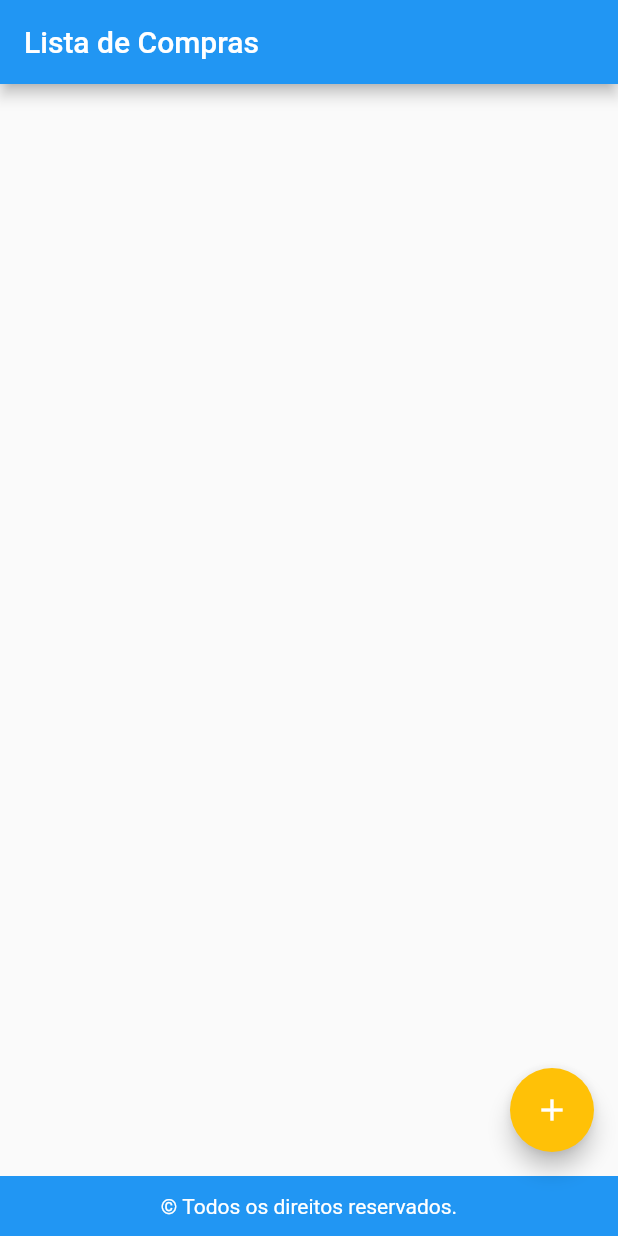
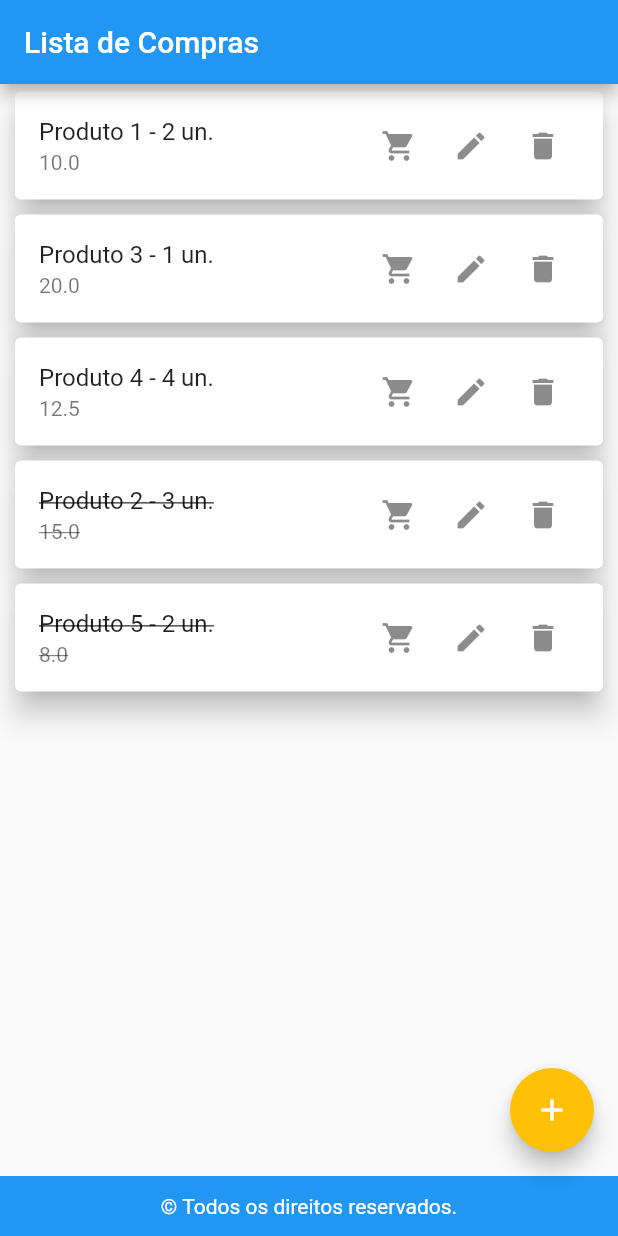
Before and after one commit to julianomatos/lista_compras, a Flutter app: the screen it shows after launch, on a phone screen of 412 x 824 dp. Run offline on Flutter 3.47's test engine with Material 2 defaults, Android fonts, the phone set to English and light mode, and no system bars; our stand-ins replace location.

Commit message:
details listItem

```diff
--- a/lib/models/shopping_item.dart
+++ b/lib/models/shopping_item.dart
@@ -4,8 +4,8 @@ class ShoppingItem {
   String brand;
   String unit;
   int quantity;
-  DateTime purchaseDate;
-  String purchaseLocation;
+  DateTime? purchaseDate;
+  String? purchaseLocation;
   bool isBought;
 
   ShoppingItem({
@@ -14,8 +14,8 @@ class ShoppingItem {
     required this.brand,
     required this.unit,
     required this.quantity,
-    required this.purchaseDate,
-    required this.purchaseLocation,
+    this.purchaseDate,
+    this.purchaseLocation,
     required this.isBought,
   });
 }
--- a/lib/providers/item_provider.dart
+++ b/lib/providers/item_provider.dart
@@ -2,7 +2,58 @@ import 'package:flutter/foundation.dart';
 import '../models/shopping_item.dart';
 
 class ItemProvider with ChangeNotifier {
-  final List<ShoppingItem> _items = [];
+  final List<ShoppingItem> _items = [
+     ShoppingItem(
+        name: 'Produto 1',
+        price: 10.0,
+        brand: 'Marca 1',
+        unit: 'un',
+        quantity: 2,
+        // purchaseDate: DateTime.now(),
+        // purchaseLocation: 'Local 1',
+        isBought: false,
+      ),
+      ShoppingItem(
+        name: 'Produto 2',
+        price: 15.0,
+        brand: 'Marca 2',
+        unit: 'un',
+        quantity: 3,
+        // purchaseDate: DateTime.now(),
+        // purchaseLocation: 'Local 2',
+        isBought: true,
+      ),
+      ShoppingItem(
+        name: 'Produto 3',
+        price: 20.0,
+        brand: 'Marca 3',
+        unit: 'un',
+        quantity: 1,
+        // purchaseDate: DateTime.now(),
+        // purchaseLocation: 'Local 3',
+        isBought: false,
+      ),
+       ShoppingItem(
+        name: 'Produto 4',
+        price: 12.5,
+        brand: 'Marca 4',
+        unit: 'un',
+        quantity: 4,
+        // purchaseDate: DateTime.now(),
+        // purchaseLocation: 'Local 4',
+        isBought: false,
+      ),
+       ShoppingItem(
+        name: 'Produto 5',
+        price: 8.0,
+        brand: 'Marca 5',
+        unit: 'un',
+        quantity: 2,
+        // purchaseDate: DateTime.now(),
+        // purchaseLocation: 'Local 5',
+        isBought: true,
+      ),
+  ];
 
   List<ShoppingItem> get items => _items;
 
--- a/lib/screens/edit_item.dart
+++ b/lib/screens/edit_item.dart
@@ -22,9 +22,9 @@ class EditItem extends StatelessWidget {
     return Consumer<ItemProvider>(builder: (context, itemProvider, _) {
       ShoppingItem item = itemProvider.showItem(index);
       _name.text = item.name;
-      _date.text = DataUtils.formatDate(item.purchaseDate);
+      _date.text = DataUtils.formatDate(item.purchaseDate!);
       selectedDateTime = item.purchaseDate;
-      _location.text = item.purchaseLocation;
+      _location.text = item.purchaseLocation!;
       return Scaffold(
         appBar: AppBar(
           title: const Text('Editar Item'),
--- a/lib/screens/list_items.dart
+++ b/lib/screens/list_items.dart
@@ -1,4 +1,3 @@
-
 // ignore_for_file: prefer_const_constructors
 
 import 'package:flutter/material.dart';
@@ -17,14 +16,14 @@ class ListItems extends StatefulWidget {
 }
 
 class _ListItemState extends State<ListItems> {
-
-
   @override
   Widget build(BuildContext context) {
     return Consumer<ItemProvider>(
       builder: (context, itemProvider, _) {
+        List<ShoppingItem> items = itemProvider.items;
 
-        List<ShoppingItem> items = itemProvider.items;
+        items.sort(
+            (a, b) => a.isBought == b.isBought ? 0 : (a.isBought ? 1 : -1));
 
         return Scaffold(
           appBar: AppBar(
@@ -37,16 +36,51 @@ class _ListItemState extends State<ListItems> {
               return Card(
                 elevation: 8,
                 margin: const EdgeInsets.symmetric(
-                  vertical: 10,
+                  vertical: 5,
                   horizontal: 10,
                 ),
                 child: ListTile(
-                  title: Text(item.name),
-                  subtitle: Text('${item.quantity} -  ${item.unit}'),
+                  title: item.isBought
+                      ? Text(
+                           '${item.name} - ${item.quantity} ${item.unit}.',
+                          style: TextStyle(
+                            decoration: TextDecoration.lineThrough,
+                          ),
+                        )
+                      : Text('${item.name} - ${item.quantity} ${item.unit}.'),
+                  subtitle: item.isBought
+                  ? Text(
+                    // 'Última compra: R\$ ${item.price} em  ${DataUtils.formatDate(item.purchaseDate!)}',
+                    item.price.toString(),
+                     style: TextStyle(
+                            decoration: TextDecoration.lineThrough,
+                          ),
+                    )
+                    :  Text(
+                       item.price.toString(),
+                    // 'Última compra: R\$ ${item.price} em  ${DataUtils.formatDate(item.purchaseDate!)}'
+                    ),
                   // subtitle: Text(DataUtils.formatDate(item.purchaseDate)),
                   trailing: Row(
                     mainAxisSize: MainAxisSize.min,
                     children: [
+                      IconButton(
+                        icon: Icon(Icons.shopping_cart),
+                        onPressed: () async {
+                          final updatedItem = ShoppingItem(
+                            name: item.name,
+                            price: item.price,
+                            brand: item.brand,
+                            unit: item.unit,
+                            quantity: item.quantity,
+                            purchaseDate: DateTime.now(),
+                            purchaseLocation: await DataUtils.getLocation(),
+                            isBought: true,
+                          );
+
+                          itemProvider.editItem(index, updatedItem);
+                        },
+                      ),
                       IconButton(
                         icon: Icon(Icons.edit),
                         onPressed: () {
@@ -83,5 +117,4 @@ class _ListItemState extends State<ListItems> {
       },
     );
   }
-
 }
```
Also changed, not shown: lib/screens/add_item.dart (+12 -5 lines), lib/utils/data_utils.dart (+6 -1 lines).
